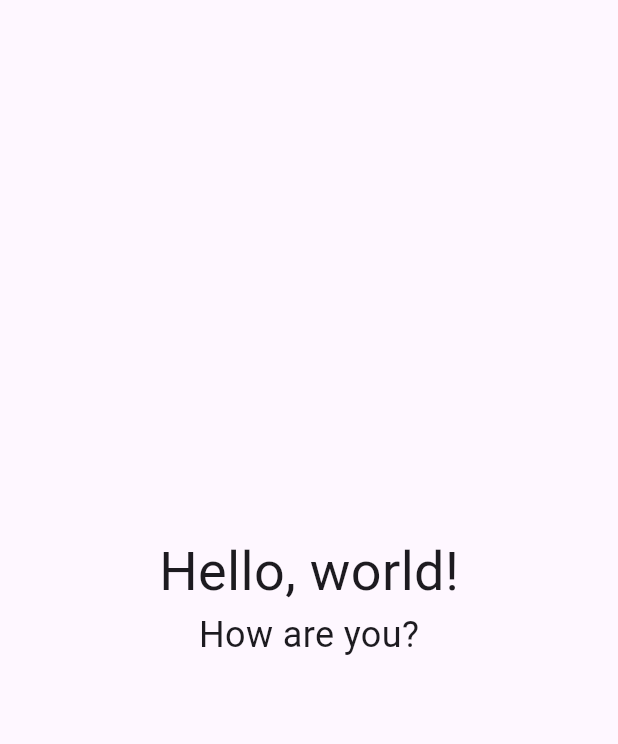
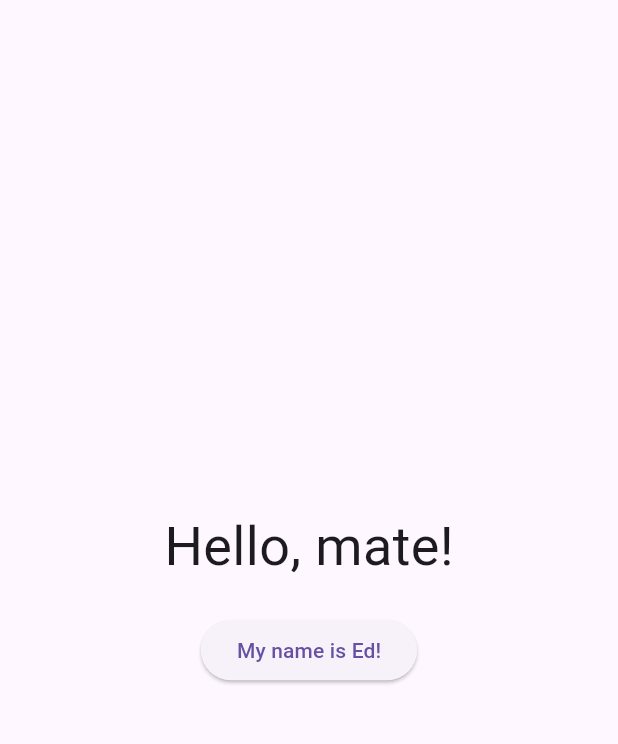
Before and after one commit to ejh516/flutter_coding_club_demo, a Flutter app: the screen it shows after launch, on a phone screen of 412 x 824 dp, the part 63-807 px from its top. Run offline on Flutter 3.47's test engine with Material 3 defaults, Android fonts, the phone set to English and light mode, and no system bars.

Commit message:
Buttons and State

```diff
--- a/demo_app/lib/homepage.dart
+++ b/demo_app/lib/homepage.dart
@@ -1,16 +1,38 @@
 import 'package:flutter/material.dart';
 
-class Homepage extends StatelessWidget {
+class Homepage extends StatefulWidget {
+
   const Homepage({super.key});
 
+  @override
+  State<Homepage> createState() => _HomepageState();
+}
+
+class _HomepageState extends State<Homepage> {
+  String _name = "mate";
   @override
   Widget build(BuildContext context) {
     return Center(
       child: Column (
         mainAxisAlignment: MainAxisAlignment.center,
         children: [
-          Text( 'Hello, world!', style: TextStyle(fontSize: 36)),
-          Text( 'How are you?', style: TextStyle(fontSize: 24)),
+          Text( 'Hello, ${_name}!', style: TextStyle(fontSize: 36)),
+
+          SizedBox(height: 20),
+
+          ElevatedButton(
+            onPressed: () {
+              setState(() {
+                if (_name != "Ed") {
+                  _name = "Ed";
+                } else {
+                  _name = "again";
+                }
+              });
+            },
+            child: Text("My name is Ed!")
+          ),
+
         ],
       ),
     );
```
